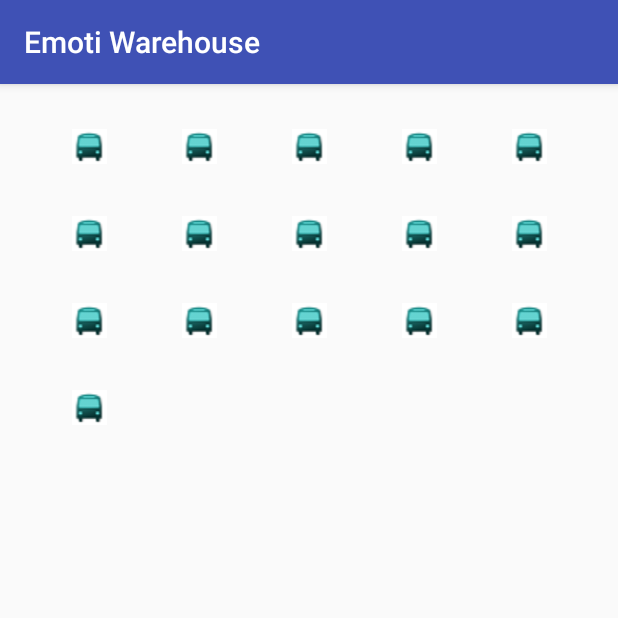
After one commit to RIHackathon/EmotiFaceIt, an Android app: the EmotiWarehouse screen opened directly, with no data from a screen before it, on a phone screen of 412 x 824 dp, the top half of it. The commit adds this screen. Run offline under Robolectric (Android 15) with nearby library versions, the phone set to English and light mode, and no system bars.

Commit message:
Deleteing resource xml

```diff
--- /dev/null
+++ b/app/src/main/java/com/rsquared/robert/emotifaceit/EmotiWarehouse.java
@@ -0,0 +1,48 @@
+package com.rsquared.robert.emotifaceit;
+
+import android.os.Bundle;
+import android.os.PersistableBundle;
+import android.support.v7.app.AppCompatActivity;
+import android.view.Menu;
+import android.view.MenuItem;
+import android.widget.GridView;
+
+/**
+ * Created by R^2 on 12/3/2016.
+ */
+
+public class EmotiWarehouse extends AppCompatActivity {
+
+    @Override
+    public void onCreate(Bundle savedInstanceState) {
+        super.onCreate(savedInstanceState);
+        setContentView(R.layout.emoti_warehouse);
+        GridView gridView = (GridView) findViewById(R.id.emoti_grid_view);
+        gridView.setAdapter(new ImageAdapter(this));
+
+    }
+
+    @Override
+    public boolean onCreateOptionsMenu(Menu menu) {
+        // Inflate the menu; this adds items to the action bar if it is present.
+
+
+        return true;
+    }
+
+    @Override
+    public boolean onPrepareOptionsMenu(Menu menu) {
+        return super.onPrepareOptionsMenu(menu);
+    }
+
+    @Override
+    public boolean onOptionsItemSelected(MenuItem item) {
+        // Handle action bar item clicks here. The action bar will
+        // automatically handle clicks on the Home/Up button, so long
+        // as you specify a parent activity in AndroidManifest.xml.
+
+        //noinspection SimplifiableIfStatement
+
+        return super.onOptionsItemSelected(item);
+    }
+}
--- a/app/src/main/java/com/rsquared/robert/emotifaceit/ImageAdapter.java
+++ b/app/src/main/java/com/rsquared/robert/emotifaceit/ImageAdapter.java
@@ -20,7 +20,7 @@ public class ImageAdapter extends BaseAdapter {
 
     @Override
     public int getCount() {
-        return 0;
+        return mThumbIds.length;
     }
 
     @Override
@@ -34,15 +34,29 @@ public class ImageAdapter extends BaseAdapter {
     }
 
     @Override
-    public View getView(int i, View view, ViewGroup viewGroup) {
+    public View getView(int position, View view, ViewGroup viewGroup) {
         ImageView imageView = new ImageView(context);
-        imageView.setImageResource(R.drawable.ic_bus_stop_big_medium_small_turk);
-        imageView.setImageResource(R.drawable.ic_bus_stop_big_medium_small_turk);
-        imageView.setImageResource(R.drawable.ic_bus_stop_big_medium_small_turk);
-        imageView.setImageResource(R.drawable.ic_bus_stop_big_medium_small_turk);
-        imageView.setImageResource(R.drawable.ic_bus_stop_big_medium_small_turk);
-        imageView.setImageResource(R.drawable.ic_bus_stop_big_medium_small_turk);
-        imageView.setImageResource(R.drawable.ic_bus_stop_big_medium_small_turk);
-        return null;
+        imageView.setImageResource(mThumbIds[position]);
+        return imageView;
     }
+
+    private Integer[] mThumbIds ={
+            R.drawable.ic_bus_stop_big_medium_small_turk,
+            R.drawable.ic_bus_stop_big_medium_small_turk,
+            R.drawable.ic_bus_stop_big_medium_small_turk,
+            R.drawable.ic_bus_stop_big_medium_small_turk,
+            R.drawable.ic_bus_stop_big_medium_small_turk,
+            R.drawable.ic_bus_stop_big_medium_small_turk,
+            R.drawable.ic_bus_stop_big_medium_small_turk,
+            R.drawable.ic_bus_stop_big_medium_small_turk,
+            R.drawable.ic_bus_stop_big_medium_small_turk,
+            R.drawable.ic_bus_stop_big_medium_small_turk,
+            R.drawable.ic_bus_stop_big_medium_small_turk,
+            R.drawable.ic_bus_stop_big_medium_small_turk,
+            R.drawable.ic_bus_stop_big_medium_small_turk,
+            R.drawable.ic_bus_stop_big_medium_small_turk,
+            R.drawable.ic_bus_stop_big_medium_small_turk,
+            R.drawable.ic_bus_stop_big_medium_small_turk
+
+    };
 }
--- a/app/src/main/res/layout/emoti_warehouse.xml
+++ b/app/src/main/res/layout/emoti_warehouse.xml
@@ -3,14 +3,13 @@
     xmlns:tools="http://schemas.android.com/tools"
     android:layout_width="match_parent" android:layout_height="match_parent">
 
-    <GridLayout
-        android:layout_width="wrap_content"
-        android:layout_height="wrap_content"
-        android:layout_alignParentTop="true"
-        android:layout_alignParentLeft="true"
-        android:layout_alignParentStart="true"
-        android:id="@+id/emoti_grid"
-        android:layout_margin="@android:dimen/app_icon_size">
-
-    </GridLayout>
+    <GridView
+        android:id="@+id/emoti_grid_view"
+        android:layout_width="match_parent"
+        android:layout_height="match_parent"
+        android:columnWidth="@android:dimen/app_icon_size"
+        android:numColumns="auto_fit"
+        android:horizontalSpacing="15dp"
+        android:verticalSpacing="35dp"
+        android:layout_margin="30dp"/>
 </RelativeLayout>
```
Also changed, not shown: app/src/main/AndroidManifest.xml (+11 -0 lines), app/src/main/java/com/rsquared/robert/emotifaceit/FullscreenActivity.java (+10 -0 lines).
